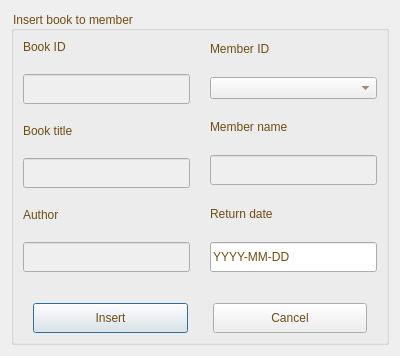
This is insert.ui in NadaSulaiman01/Library_management_system as Qt 5 draws it before an edit. The edited form follows.
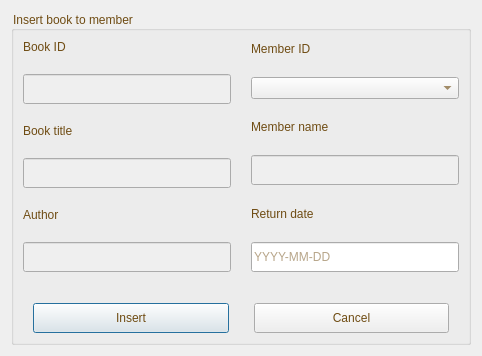
This is the edited form.

The edit to the form file:
```diff
--- a/insert.ui
+++ b/insert.ui
@@ -6,8 +6,8 @@
    <rect>
     <x>0</x>
     <y>0</y>
-    <width>400</width>
-    <height>300</height>
+    <width>482</width>
+    <height>303</height>
    </rect>
   </property>
   <property name="windowTitle">
@@ -193,6 +193,9 @@
 font: 12pt &quot;Segoe UI&quot;;</string>
             </property>
             <property name="text">
+             <string/>
+            </property>
+            <property name="placeholderText">
              <string>YYYY-MM-DD</string>
             </property>
            </widget>
```
Left out of the diff: 3 changed lines with no effect on the pictures.
